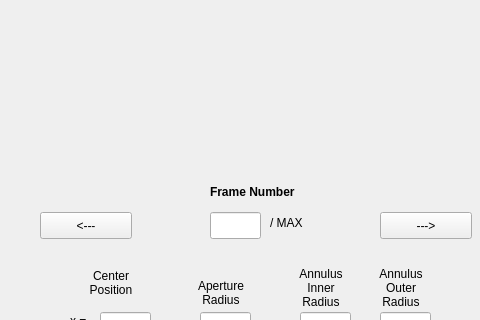
Qt form control/LoadImageStack_gui.ui (bmazin/ARCONS-pipeline) before a commit; both pictures show x 0 to 480 and y 388 to 708 of the 702 by 802 pixel window.
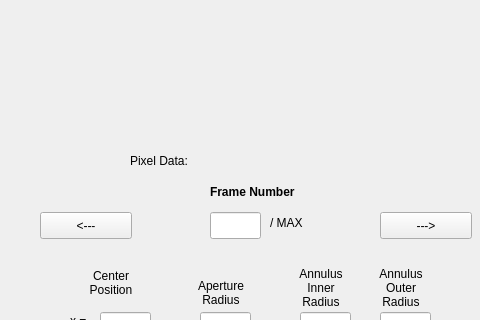
The same form after that commit. Custom widgets are drawn as their Qt base class.

Commit message: Added option to ignore list of wavecal solutions and just apply the best available wavecal solution.  Scrolling over image now displays pixel position and count for that position.

Diff of the .ui file:
```diff
--- a/control/LoadImageStack_gui.ui
+++ b/control/LoadImageStack_gui.ui
@@ -28,7 +28,7 @@
      <x>10</x>
      <y>40</y>
      <width>491</width>
-     <height>521</height>
+     <height>491</height>
     </rect>
    </property>
    <property name="sizePolicy">
@@ -661,6 +661,32 @@
 Angle:</string>
    </property>
   </widget>
+  <widget class="QLabel" name="matshowLabel">
+   <property name="geometry">
+    <rect>
+     <x>210</x>
+     <y>540</y>
+     <width>201</width>
+     <height>20</height>
+    </rect>
+   </property>
+   <property name="text">
+    <string/>
+   </property>
+  </widget>
+  <widget class="QLabel" name="label_3">
+   <property name="geometry">
+    <rect>
+     <x>130</x>
+     <y>540</y>
+     <width>81</width>
+     <height>17</height>
+    </rect>
+   </property>
+   <property name="text">
+    <string>Pixel Data:</string>
+   </property>
+  </widget>
  </widget>
  <customwidgets>
   <customwidget>
```
The commit also changes 5 other files.
